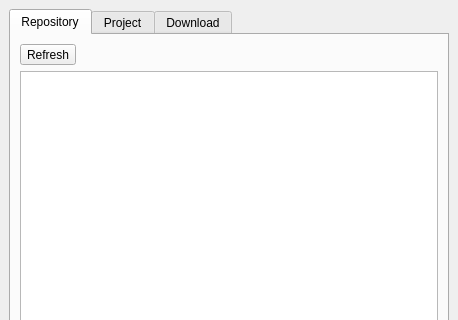
Before: the Qt Designer form dockwidget.ui in Riverscapes/RiverscapesToolbar, drawn with Qt 5; both pictures show x 0 to 458 and y 0 to 320 of the 458 by 513 pixel window.
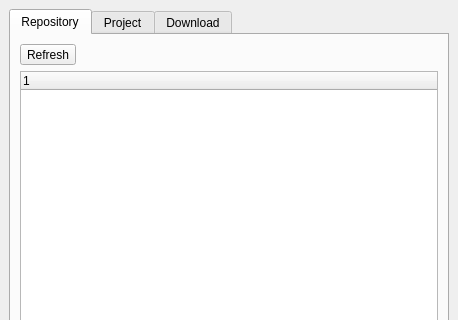
After: the same form once the commit is applied. The open tabs and pages were chosen to show the change.

Commit message: full tree working and displaying. still too slow though

```diff
--- a/dockwidget.ui
+++ b/dockwidget.ui
@@ -56,13 +56,12 @@
          </layout>
         </item>
         <item>
-         <widget class="QTreeView" name="treeRepository">
-          <property name="editTriggers">
-           <set>QAbstractItemView::NoEditTriggers</set>
-          </property>
-          <property name="headerHidden">
-           <bool>true</bool>
-          </property>
+         <widget class="QTreeWidget" name="treeRepository">
+          <column>
+           <property name="text">
+            <string notr="true">1</string>
+           </property>
+          </column>
          </widget>
         </item>
         <item>
```
Left out of the diff: 2 changed lines with no effect on the pictures. The commit also changes 3 other files.
